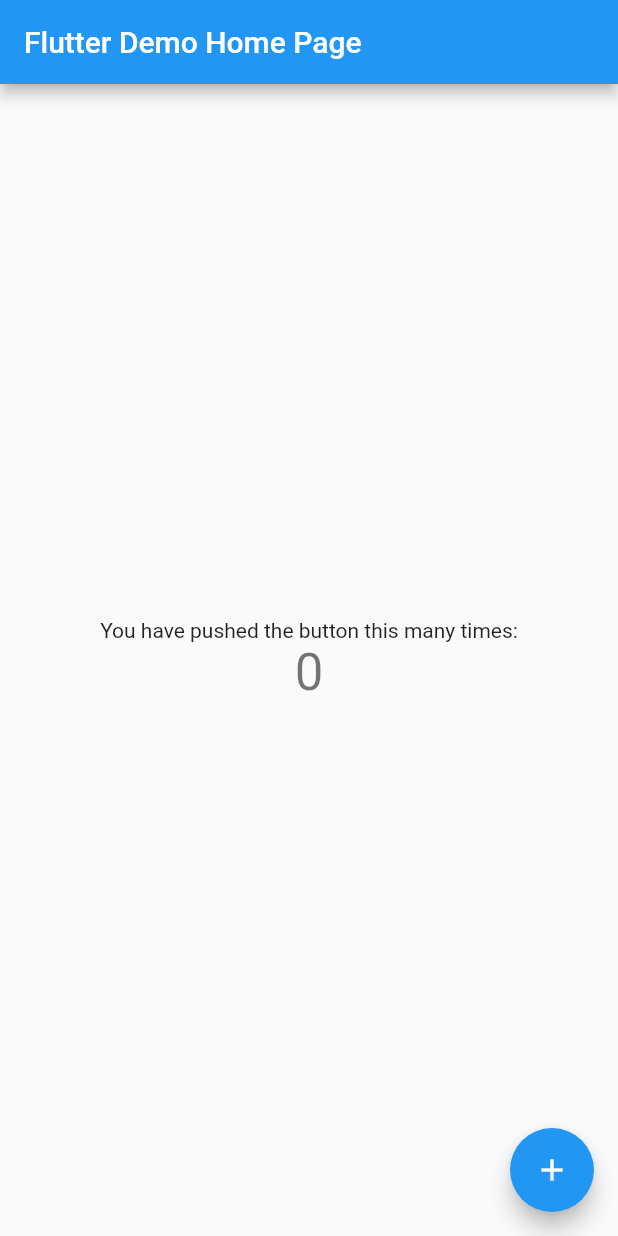
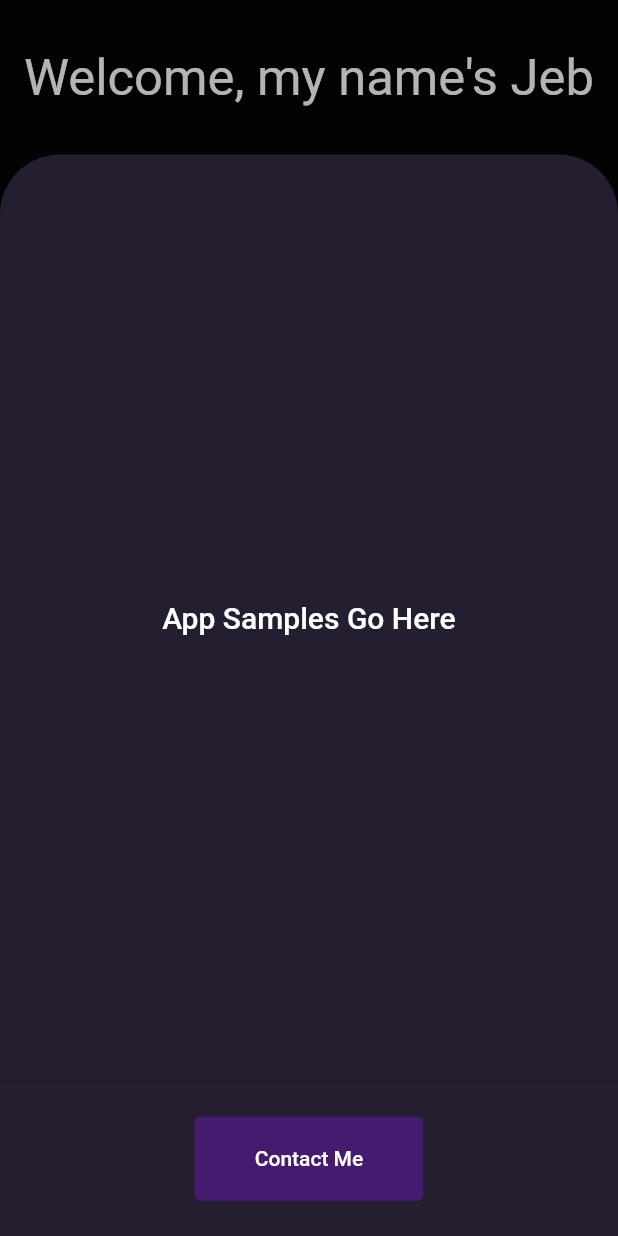
Before and after one commit to jebwatson/mywebsite, a Flutter app: the screen it shows after launch, on a phone screen of 412 x 824 dp. Run offline on Flutter 3.47's test engine with Material 2 defaults, Android fonts, the phone set to English and light mode, and no system bars; drawn by our look-alikes of animated_text_kit; our stand-ins replace google_fonts.

Commit message:
Get things looking ok for most web layouts

```diff
--- /dev/null
+++ b/lib/constants.dart
@@ -0,0 +1,4 @@
+import 'package:flutter/cupertino.dart';
+
+const EdgeInsetsGeometry standardContainerPadding = EdgeInsets.all(16.0);
+const EdgeInsetsGeometry standardButtonPadding = EdgeInsets.all(20.0);
--- a/lib/main.dart
+++ b/lib/main.dart
@@ -1,4 +1,7 @@
 import 'package:flutter/material.dart';
+import 'package:animated_text_kit/animated_text_kit.dart';
+import 'package:mywebsite/constants.dart';
+import 'package:google_fonts/google_fonts.dart';
 
 void main() {
   runApp(MyApp());
@@ -9,20 +12,13 @@ class MyApp extends StatelessWidget {
   @override
   Widget build(BuildContext context) {
     return MaterialApp(
-      title: 'Flutter Demo',
-      theme: ThemeData(
-        // This is the theme of your application.
-        //
-        // Try running your application with "flutter run". You'll see the
-        // application has a blue toolbar. Then, without quitting the app, try
-        // changing the primarySwatch below to Colors.green and then invoke
-        // "hot reload" (press "r" in the console where you ran "flutter run",
-        // or simply save your changes to "hot reload" in a Flutter IDE).
-        // Notice that the counter didn't reset back to zero; the application
-        // is not restarted.
-        primarySwatch: Colors.blue,
+      title: "Jeb Watson",
+      theme: ThemeData.dark().copyWith(
+        accentColor: Color.fromARGB(255, 69, 27, 111),
+        primaryColor: Color.fromARGB(255, 36, 30, 48),
+        backgroundColor: Color.fromARGB(255, 03, 03, 03),
       ),
-      home: MyHomePage(title: 'Flutter Demo Home Page'),
+      home: MyHomePage(title: 'My Samples Portfolio'),
     );
   }
 }
@@ -46,68 +42,87 @@ class MyHomePage extends StatefulWidget {
 }
 
 class _MyHomePageState extends State<MyHomePage> {
-  int _counter = 0;
-
-  void _incrementCounter() {
-    setState(() {
-      // This call to setState tells the Flutter framework that something has
-      // changed in this State, which causes it to rerun the build method below
-      // so that the display can reflect the updated values. If we changed
-      // _counter without calling setState(), then the build method would not be
-      // called again, and so nothing would appear to happen.
-      _counter++;
-    });
-  }
-
   @override
   Widget build(BuildContext context) {
-    // This method is rerun every time setState is called, for instance as done
-    // by the _incrementCounter method above.
-    //
-    // The Flutter framework has been optimized to make rerunning build methods
-    // fast, so that you can just rebuild anything that needs updating rather
-    // than having to individually change instances of widgets.
-    return Scaffold(
-      appBar: AppBar(
-        // Here we take the value from the MyHomePage object that was created by
-        // the App.build method, and use it to set our appbar title.
-        title: Text(widget.title),
+    final MediaQueryData queryData = MediaQuery.of(context);
+    final Size size = queryData.size;
+    final ThemeData theme = Theme.of(context);
+
+    return Container(
+      color: theme.backgroundColor,
+      child: Column(
+        children: <Widget>[
+          Expanded(
+            child: _buildHeader(theme, size),
+          ),
+          Expanded(
+            child: _buildBody(theme, size),
+            flex: 6,
+          ),
+          Expanded(
+            child: _buildFooter(theme, size),
+          )
+        ],
       ),
-      body: Center(
-        // Center is a layout widget. It takes a single child and positions it
-        // in the middle of the parent.
-        child: Column(
-          // Column is also a layout widget. It takes a list of children and
-          // arranges them vertically. By default, it sizes itself to fit its
-          // children horizontally, and tries to be as tall as its parent.
-          //
-          // Invoke "debug painting" (press "p" in the console, choose the
-          // "Toggle Debug Paint" action from the Flutter Inspector in Android
-          // Studio, or the "Toggle Debug Paint" command in Visual Studio Code)
-          // to see the wireframe for each widget.
-          //
-          // Column has various properties to control how it sizes itself and
-          // how it positions its children. Here we use mainAxisAlignment to
-          // center the children vertically; the main axis here is the vertical
-          // axis because Columns are vertical (the cross axis would be
-          // horizontal).
-          mainAxisAlignment: MainAxisAlignment.center,
-          children: <Widget>[
-            Text(
-              'You have pushed the button this many times:',
-            ),
-            Text(
-              '$_counter',
-              style: Theme.of(context).textTheme.headline4,
-            ),
-          ],
-        ),
-      ),
-      floatingActionButton: FloatingActionButton(
-        onPressed: _incrementCounter,
-        tooltip: 'Increment',
-        child: Icon(Icons.add),
-      ), // This trailing comma makes auto-formatting nicer for build methods.
     );
   }
 }
+
+Widget _buildHeader(ThemeData theme, Size size) {
+  return Container(
+    child: Padding(
+      padding: standardContainerPadding,
+      child: FittedBox(
+        fit: BoxFit.scaleDown,
+        alignment: Alignment.center,
+        child: AnimatedTextKit(
+          // Replace this with three distinct widgets that wait on each other and replace the with static text once the animation is complete
+          animatedTexts: [
+            TypewriterAnimatedText(
+              "Welcome, my name's Jeb",
+              speed: const Duration(milliseconds: 60),
+              textStyle: theme.textTheme.headline3,
+              textAlign: TextAlign.center,
+            ),
+          ],
+          isRepeatingAnimation: false,
+        ),
+      ),
+    ),
+    color: theme.backgroundColor,
+  );
+}
+
+Widget _buildBody(ThemeData theme, Size size) {
+  return Container(
+    child: Center(
+      child: Text(
+        "App Samples Go Here",
+        style: theme.textTheme.headline6,
+      ),
+    ),
+    decoration: BoxDecoration(
+      borderRadius: BorderRadius.only(
+          topLeft: Radius.circular(40), topRight: Radius.circular(40)),
+      color: theme.primaryColor,
+    ),
+  );
+}
+
+Widget _buildFooter(ThemeData theme, Size size) {
+  return Container(
+    child: Center(
+      child: TextButton(
+        child: const Text("Contact Me"),
+        onPressed: () => {print("You pressed the button")},
+        style: TextButton.styleFrom(
+          padding: EdgeInsets.symmetric(vertical: 20.0, horizontal: 40.0),
+          primary: Colors.white,
+          backgroundColor: theme.accentColor,
+          textStyle: theme.textTheme.bodyText1,
+        ),
+      ),
+    ),
+    color: theme.primaryColor,
+  );
+}
```
Also changed, not shown: pubspec.yaml (+3 -7 lines), pubspec.lock.
